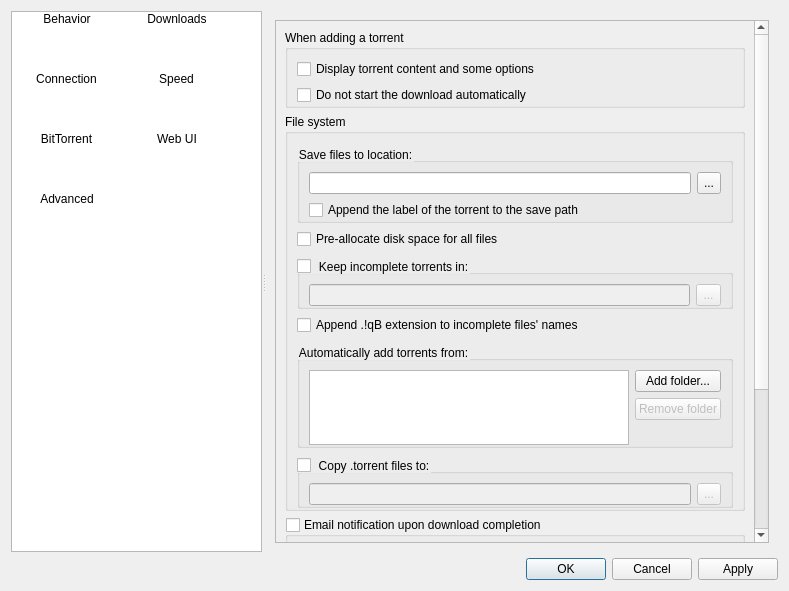
Old version of the form src/preferences/options.ui in the repository SysAdminDoc/qBittorrent-Vanced.
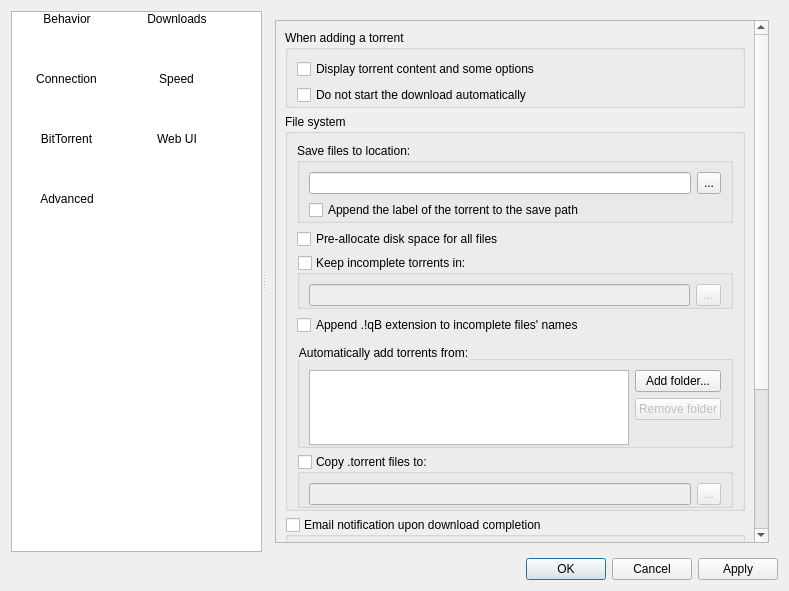
New version of the form. The open tabs and pages were chosen to show the change. Icons and pictures are not drawn.

Commit message: Remove stylesheets from options.ui

The edit to the form file:
```diff
--- a/src/preferences/options.ui
+++ b/src/preferences/options.ui
@@ -506,9 +506,9 @@
            <property name="geometry">
             <rect>
              <x>0</x>
-             <y>0</y>
-             <width>453</width>
-             <height>744</height>
+             <y>-344</y>
+             <width>499</width>
+             <height>728</height>
             </rect>
            </property>
            <layout class="QVBoxLayout" name="verticalLayout">
@@ -564,16 +564,6 @@
                </property>
                <item>
                 <widget class="QGroupBox" name="groupBox_3">
-                 <property name="styleSheet">
-                  <string notr="true">QGroupBox::title {
-font-weight: normal;
-margin-left: 0px;
-margin-top: 5px;
-}
-QGroupBox {
-  border-width: 0;
-}</string>
-                 </property>
                  <property name="title">
                   <string>Save files to location:</string>
                  </property>
@@ -639,16 +629,6 @@
                </item>
                <item>
                 <widget class="QGroupBox" name="checkTempFolder">
-                 <property name="styleSheet">
-                  <string notr="true">QGroupBox::title {
-font-weight: normal;
-margin-left: 0px;
-margin-top: 5px;
-}
-QGroupBox {
-  border-width: 0;
-}</string>
-                 </property>
                  <property name="title">
                   <string>Keep incomplete torrents in:</string>
                  </property>
@@ -808,16 +788,6 @@
                    <verstretch>0</verstretch>
                   </sizepolicy>
                  </property>
-                 <property name="styleSheet">
-                  <string notr="true">QGroupBox::title {
-font-weight: normal;
-margin-left: 0px;
-margin-top: 5px;
-}
-QGroupBox {
-  border-width: 0;
-}</string>
-                 </property>
                  <property name="title">
                   <string>Copy .torrent files to:</string>
                  </property>
```
Left out of the diff: 54 changed lines with no effect on the pictures. The commit also changes 1 other file.
